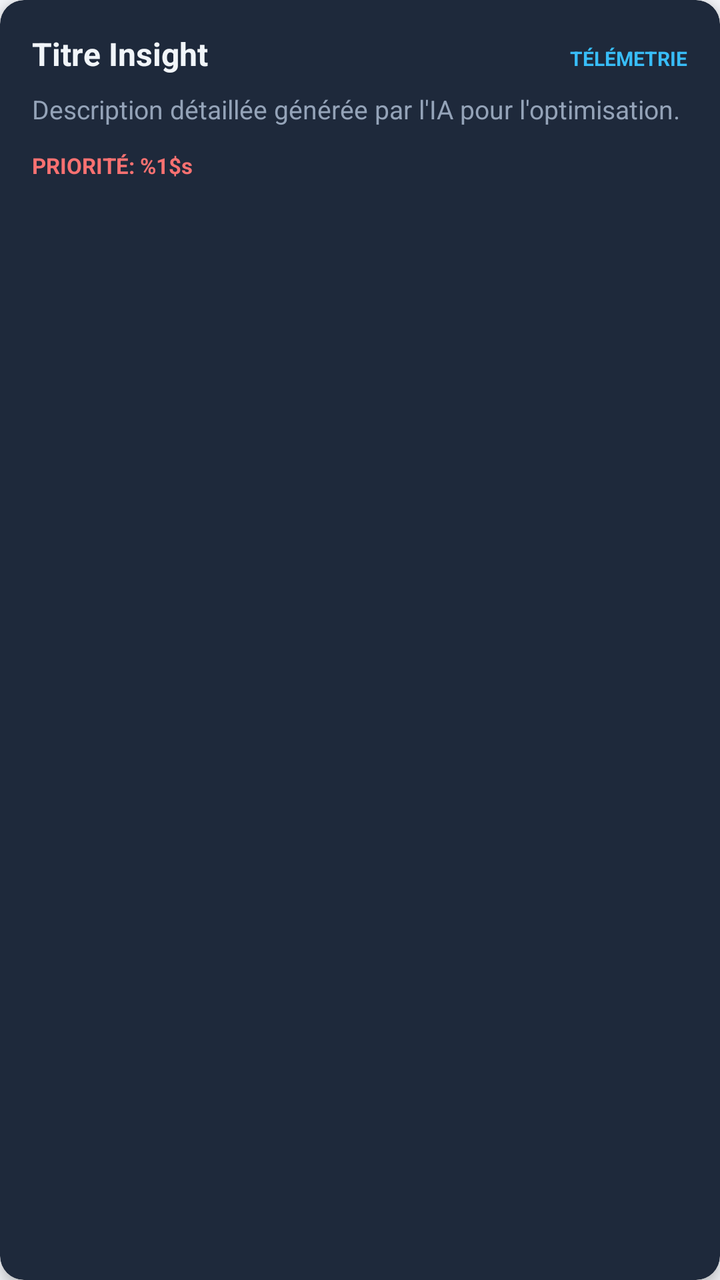
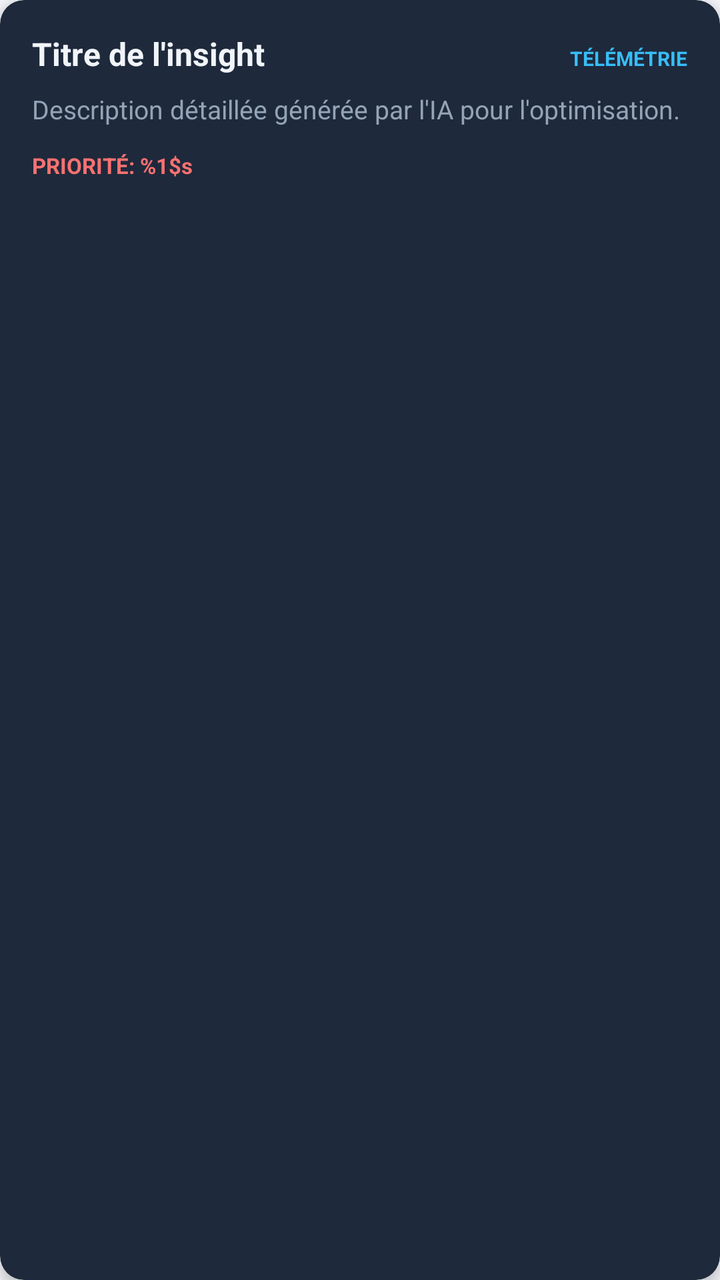

Two renders of the same Android screen: before a commit and after it. Below are the layout's source before the change and the commit's diff.
<!-- AndroidManifest.xml: application theme Theme.StockIT -->
<!-- res/layout/item_ai_insight.xml -->
<?xml version="1.0" encoding="utf-8"?>
<com.google.android.material.card.MaterialCardView xmlns:android="http://schemas.android.com/apk/res/android"
    xmlns:app="http://schemas.android.com/apk/res-auto"
    android:layout_width="match_parent"
    android:layout_height="wrap_content"
    android:layout_marginHorizontal="8dp"
    android:layout_marginVertical="4dp"
    app:cardBackgroundColor="#1E293B"
    app:cardCornerRadius="12dp"
    app:cardElevation="4dp">

    <LinearLayout
        android:layout_width="match_parent"
        android:layout_height="wrap_content"
        android:orientation="vertical"
        android:padding="16dp">

        <LinearLayout
            android:layout_width="match_parent"
            android:layout_height="wrap_content"
            android:orientation="horizontal">

            <TextView
                android:id="@+id/aiTitle"
                android:layout_width="0dp"
                android:layout_height="wrap_content"
                android:layout_weight="1"
                android:text="Titre Insight"
                android:textColor="#F1F5F9"
                android:textSize="16sp"
                android:textStyle="bold" />

            <TextView
                android:id="@+id/aiType"
                android:layout_width="wrap_content"
                android:layout_height="wrap_content"
                android:text="TÉLÉMETRIE"
                android:textColor="#38BDF8"
                android:textSize="10sp"
                android:textStyle="bold" />
        </LinearLayout>

        <TextView
            android:id="@+id/aiDescription"
            android:layout_width="match_parent"
            android:layout_height="wrap_content"
            android:layout_marginTop="8dp"
            android:text="Description détaillée générée par l'IA pour l'optimisation."
            android:textColor="#94A3B8"
            android:textSize="13sp" />

        <TextView
            android:id="@+id/aiPriority"
            android:layout_width="wrap_content"
            android:layout_height="wrap_content"
            android:layout_marginTop="12dp"
            android:text="@string/ai_insight_priority_label"
            android:textColor="#F87171"
            android:textSize="11sp"
            android:textStyle="bold" />

    </LinearLayout>
</com.google.android.material.card.MaterialCardView>
<!-- resources referenced by this layout -->
<resources>
  <string name="ai_insight_priority_label">PRIORITÉ: %1$s</string>
  <style name="Theme.StockIT" parent="Theme.MaterialComponents.Light.NoActionBar">
          
          <item name="colorPrimary">@color/vista_blue</item>
          <item name="colorPrimaryDark">@color/vista_navy</item>
          <item name="colorAccent">@color/vista_turquoise</item>
          <item name="colorSecondary">@color/vista_turquoise</item>
          <item name="colorControlHighlight">#220F53FA</item>
  
          
          <item name="android:windowBackground">@color/vista_bg</item>
          <item name="android:colorBackground">@color/vista_bg</item>
          <item name="colorSurface">@color/vista_surface</item>
  
          
          <item name="android:textColor">@color/vista_navy</item>
          <item name="android:textColorPrimary">@color/vista_navy</item>
          <item name="android:textColorSecondary">@color/vista_navy_muted</item>
          <item name="android:textColorHint">@color/vista_navy_faint</item>
  
          
          <item name="android:statusBarColor">@color/vista_blue</item>
  
          
          <item name="android:colorControlActivated">@color/vista_blue</item>
      </style>
  <color name="vista_blue">#0F53FA</color>
  <color name="vista_navy">#0B1F44</color>
  <color name="vista_turquoise">#1DE9B6</color>
  <color name="vista_bg">#F5F7FB</color>
  <color name="vista_surface">#FFFFFF</color>
  <color name="vista_navy_muted">#4A5A78</color>
  <color name="vista_navy_faint">#8A96AC</color>
</resources>

<!-- the commit's change to res/layout/item_ai_insight.xml (unified diff, before → after) -->
@@ -25,7 +25,7 @@
                 android:layout_width="0dp"
                 android:layout_height="wrap_content"
                 android:layout_weight="1"
-                android:text="Titre Insight"
+                android:text="@string/ai_insight_title_placeholder"
                 android:textColor="#F1F5F9"
                 android:textSize="16sp"
                 android:textStyle="bold" />
@@ -34,7 +34,7 @@
                 android:id="@+id/aiType"
                 android:layout_width="wrap_content"
                 android:layout_height="wrap_content"
-                android:text="TÉLÉMETRIE"
+                android:text="@string/ai_type_telemetry"
                 android:textColor="#38BDF8"
                 android:textSize="10sp"
                 android:textStyle="bold" />
@@ -45,7 +45,7 @@
             android:layout_width="match_parent"
             android:layout_height="wrap_content"
             android:layout_marginTop="8dp"
-            android:text="Description détaillée générée par l'IA pour l'optimisation."
+            android:text="@string/ai_insight_desc_placeholder"
             android:textColor="#94A3B8"
             android:textSize="13sp" />
 
<!-- resource entries referenced after the edit -->
@@ -1,6 +1,9 @@
 <!-- resources referenced by this layout -->
 <resources>
+  <string name="ai_insight_desc_placeholder">Description détaillée générée par l\'IA pour l\'optimisation.</string>
   <string name="ai_insight_priority_label">PRIORITÉ: %1$s</string>
+  <string name="ai_insight_title_placeholder">Titre de l\'insight</string>
+  <string name="ai_type_telemetry">TÉLÉMÉTRIE</string>
   <style name="Theme.StockIT" parent="Theme.MaterialComponents.Light.NoActionBar">
           
           <item name="colorPrimary">@color/vista_blue</item>
